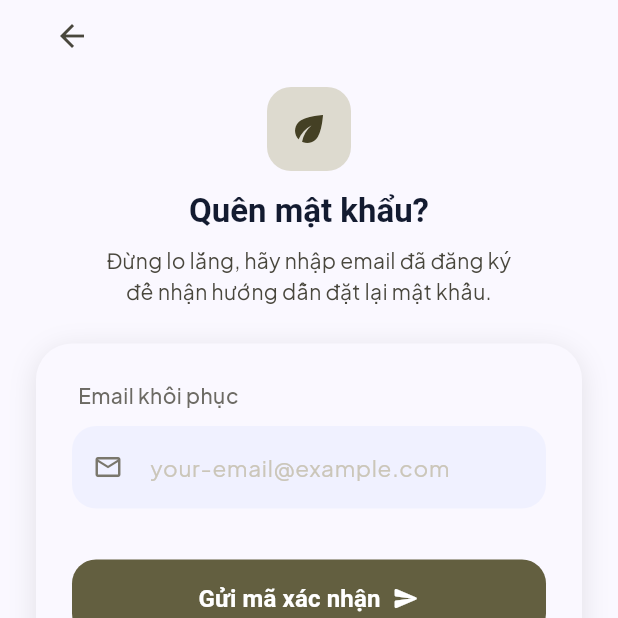
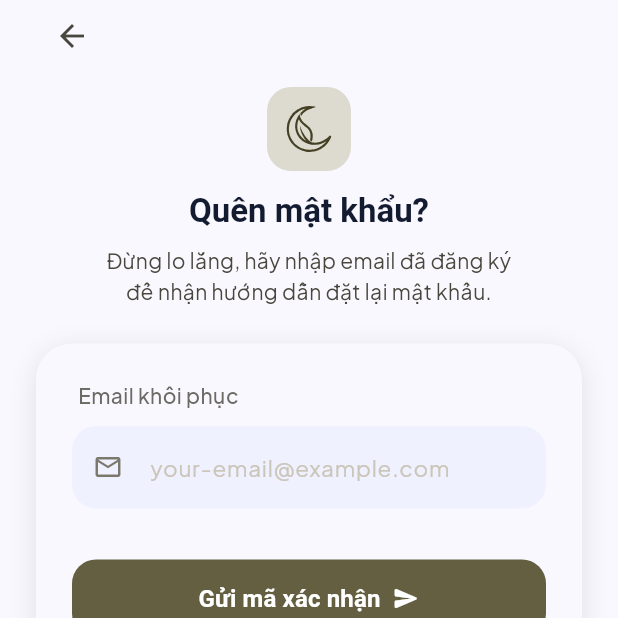
Before and after one commit to khnam1910/SleepingApp, a Flutter app: the screen it shows after launch, after a tap on "Quên mật khẩu?", on a phone screen of 412 x 824 dp, the top half of it. Run offline on Flutter 3.47's test engine with Material 3 defaults, Android fonts, the phone set to English and light mode, and no system bars; our stand-ins replace cloud_firestore, cloud_functions, equatable, firebase_auth, firebase_core, flutter_bloc and 8 more; missing offline and left inert: alarm, do_not_disturb, flutter_facebook_auth; accounts and stored records are empty.

Commit message:
update LOGO

```diff
--- a/lib/core/services/pre_alarm_service.dart
+++ b/lib/core/services/pre_alarm_service.dart
@@ -44,7 +44,7 @@ class PreAlarmService {
     }
 
     const AndroidInitializationSettings initializationSettingsAndroid =
-        AndroidInitializationSettings('ic_leaf');
+        AndroidInitializationSettings('ic_notification_small');
 
     const InitializationSettings initializationSettings =
         InitializationSettings(
@@ -92,7 +92,7 @@ class PreAlarmService {
     await _notificationsPlugin.show(
       999,
       'Organic Sleep',
-      'Hệ thống thông báo đã chuyển sang biểu tượng lá mới!',
+      'Hệ thống thông báo đã chuyển sang logo mới!',
       const NotificationDetails(
         android: AndroidNotificationDetails(
           'high_priority_alerts',
@@ -102,6 +102,7 @@ class PreAlarmService {
           fullScreenIntent: false,
           enableVibration: true,
           enableLights: true,
+          largeIcon: DrawableResourceAndroidBitmap('@mipmap/ic_launcher'),
         ),
       ),
     );
@@ -281,6 +282,7 @@ class PreAlarmService {
           visibility: NotificationVisibility.public,
           enableVibration: true,
           enableLights: true,
+          largeIcon: const DrawableResourceAndroidBitmap('@mipmap/ic_launcher'),
           actions: <AndroidNotificationAction>[
             AndroidNotificationAction(
               'skip_alarm',
@@ -408,6 +410,7 @@ class PreAlarmService {
           fullScreenIntent: false,
           enableVibration: true,
           enableLights: true,
+          largeIcon: const DrawableResourceAndroidBitmap('@mipmap/ic_launcher'),
           actions: <AndroidNotificationAction>[
             AndroidNotificationAction(
               'skip_alarm',
@@ -491,6 +494,7 @@ class PreAlarmService {
           category: AndroidNotificationCategory.alarm,
           enableVibration: true,
           enableLights: true,
+          largeIcon: const DrawableResourceAndroidBitmap('@mipmap/ic_launcher'),
         ),
       ),
       androidScheduleMode: AndroidScheduleMode.alarmClock,
--- a/lib/presentation/auth/pages/forgot_password.dart
+++ b/lib/presentation/auth/pages/forgot_password.dart
@@ -1,5 +1,6 @@
 import 'package:flutter/material.dart';
 import 'package:flutter_bloc/flutter_bloc.dart';
+import 'package:flutter_svg/svg.dart';
 
 import '../../../core/utils/app_validator.dart';
 import '../../../core/utils/top_notification_helper.dart';
@@ -96,10 +97,14 @@ class _ForgotPasswordPageState extends State<ForgotPasswordPage> {
                                 ),
                                 borderRadius: BorderRadius.circular(16),
                               ),
-                              child: Icon(
-                                Icons.eco,
-                                size: 28,
-                                color: colorScheme.onPrimaryContainer,
+                              child: SvgPicture.asset(
+                                'assets/icons/logo.svg',
+                                width: 28,
+                                height: 28,
+                                colorFilter: ColorFilter.mode(
+                                  colorScheme.onPrimaryContainer,
+                                  BlendMode.srcIn,
+                                ),
                               ),
                             ),
                             const SizedBox(height: 12),
--- a/lib/presentation/auth/pages/login_page.dart
+++ b/lib/presentation/auth/pages/login_page.dart
@@ -4,12 +4,12 @@ import 'package:flutter_svg/svg.dart';
 import 'package:sleeping_app_flutter/presentation/layout/main_layout.dart';
 
 import '../../../core/utils/app_validator.dart';
+import '../../../core/utils/top_notification_helper.dart';
 import '../bloc/auth_bloc.dart';
 import '../widgets/custom_label_input.dart';
 import '../widgets/custom_text_field.dart';
 import 'forgot_password.dart';
 import 'register_page.dart';
-import '../../../core/utils/top_notification_helper.dart';
 
 class LoginPage extends StatefulWidget {
   const LoginPage({super.key});
@@ -113,10 +113,14 @@ class _LoginPageState extends State<LoginPage> {
                             ),
                             borderRadius: BorderRadius.circular(16),
                           ),
-                          child: Icon(
-                            Icons.eco,
-                            size: 28,
-                            color: colorScheme.onPrimaryContainer,
+                          child: SvgPicture.asset(
+                            'assets/icons/logo.svg',
+                            width: 28,
+                            height: 28,
+                            colorFilter: ColorFilter.mode(
+                              colorScheme.onPrimaryContainer,
+                              BlendMode.srcIn,
+                            ),
                           ),
                         ),
                         const SizedBox(height: 12),
```
Also changed, not shown: lib/presentation/auth/pages/createpassword.dart (+10 -11 lines), lib/presentation/auth/pages/register_page.dart (+9 -4 lines), lib/presentation/home/widgets/shared_app_bar.dart (+10 -1 lines), pubspec.yaml (+9 -0 lines), assets/icons/logo.png (added), assets/icons/logo.svg (added), pubspec.lock, 104 other files.
